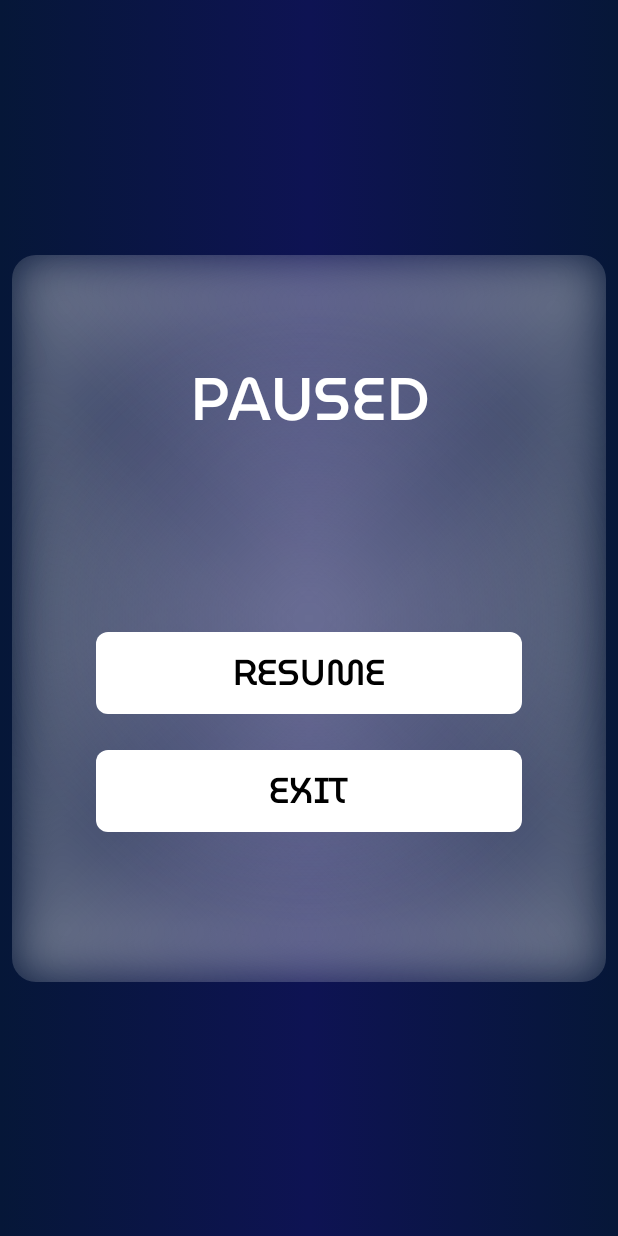
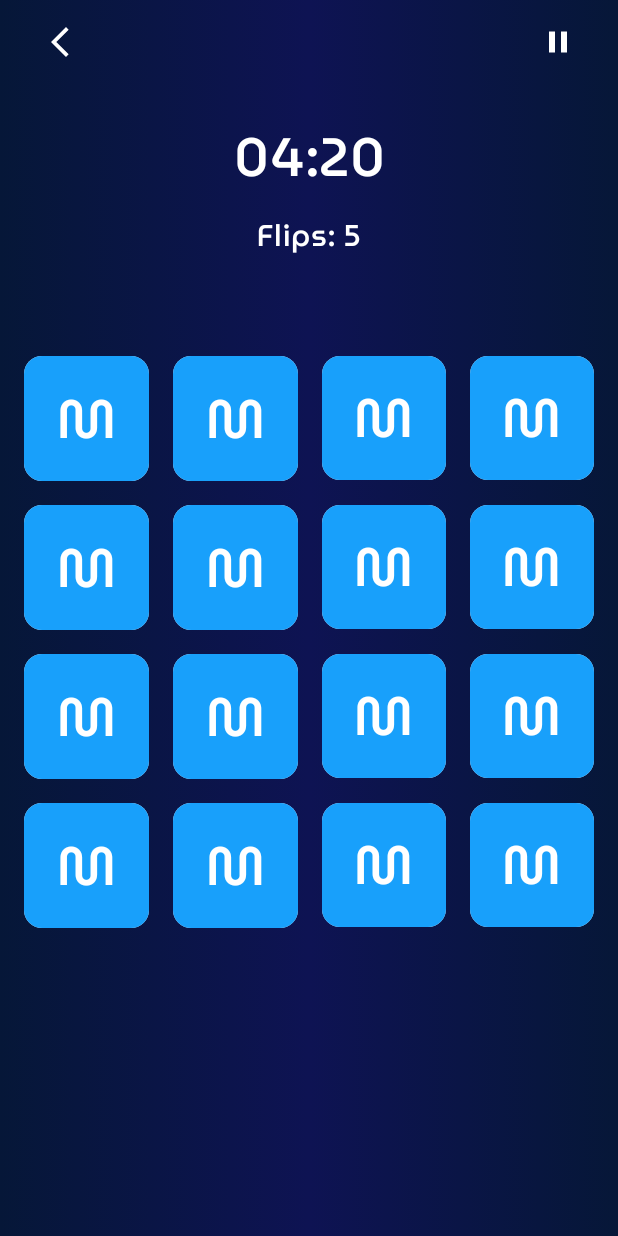
Before and after one commit to ssindher11/MemoryMatchup, an Android app built with Jetpack Compose: the screen it shows after launch (MainActivity), on a phone screen of 412 x 824 dp. Run offline under Robolectric (Android 15) with nearby library versions, the phone set to English and light mode, and no system bars; our stand-ins replace Dagger/Hilt's generated code, Timber.

Commit message:
Implement tiles grid

```diff
--- a/app/src/main/java/com/cutetech/memorymatchup/MainActivity.kt
+++ b/app/src/main/java/com/cutetech/memorymatchup/MainActivity.kt
@@ -5,7 +5,9 @@ import androidx.activity.ComponentActivity
 import androidx.activity.compose.setContent
 import com.cutetech.memorymatchup.presentation.game.GameScreen
 import com.cutetech.memorymatchup.ui.theme.MemoryMatchupTheme
+import dagger.hilt.android.AndroidEntryPoint
 
+@AndroidEntryPoint
 class MainActivity : ComponentActivity() {
     override fun onCreate(savedInstanceState: Bundle?) {
         super.onCreate(savedInstanceState)
--- a/app/src/main/java/com/cutetech/memorymatchup/data/repository/ContentRepositoryImpl.kt
+++ b/app/src/main/java/com/cutetech/memorymatchup/data/repository/ContentRepositoryImpl.kt
@@ -39,11 +39,11 @@ class ContentRepositoryImpl @Inject constructor() : ContentRepository {
 
     override suspend fun getTiles(numberOfTiles: Int): Flow<Resource<List<Tile>>> {
         require(numberOfTiles % 2 == 0) { "Number of tiles must be even" }
-        require(numberOfTiles <= tilesList.size) { "Number of tiles cannot be more than ${tilesList.size}" }
+        require(numberOfTiles / 2 <= tilesList.size) { "Number of tiles cannot be more than ${tilesList.size}" }
         return flow {
             emit(Resource.Loading(true))
-            val halfList = tilesList.shuffled().take(numberOfTiles)
-            val otherHalf = tilesList.shuffled()
+            val halfList = tilesList.shuffled().take(numberOfTiles / 2)
+            val otherHalf = halfList.shuffled()
             val combinedList = (halfList + otherHalf).shuffled()
             emit(Resource.Success(combinedList))
         }.flowOn(Dispatchers.IO)
--- /dev/null
+++ b/app/src/main/java/com/cutetech/memorymatchup/presentation/game/GameMode.kt
@@ -0,0 +1,7 @@
+package com.cutetech.memorymatchup.presentation.game
+
+enum class GameMode(val numberOfTiles: Int) {
+    EASY(16),
+    MEDIUM(24),
+    HARD(36),
+}
--- a/app/src/main/java/com/cutetech/memorymatchup/presentation/game/GameScreen.kt
+++ b/app/src/main/java/com/cutetech/memorymatchup/presentation/game/GameScreen.kt
@@ -1,67 +1,202 @@
 package com.cutetech.memorymatchup.presentation.game
 
+import androidx.compose.animation.AnimatedVisibility
+import androidx.compose.foundation.layout.Arrangement
 import androidx.compose.foundation.layout.Box
 import androidx.compose.foundation.layout.Column
+import androidx.compose.foundation.layout.PaddingValues
+import androidx.compose.foundation.layout.Row
 import androidx.compose.foundation.layout.fillMaxHeight
 import androidx.compose.foundation.layout.fillMaxSize
 import androidx.compose.foundation.layout.fillMaxWidth
+import androidx.compose.foundation.layout.height
 import androidx.compose.foundation.layout.padding
-import androidx.compose.foundation.layout.size
+import androidx.compose.foundation.lazy.grid.GridCells
+import androidx.compose.foundation.lazy.grid.LazyVerticalGrid
+import androidx.compose.material.icons.Icons
+import androidx.compose.material.icons.filled.ArrowBackIosNew
+import androidx.compose.material.icons.filled.Pause
+import androidx.compose.material3.Icon
+import androidx.compose.material3.IconButton
+import androidx.compose.material3.Text
 import androidx.compose.runtime.Composable
+import androidx.compose.runtime.LaunchedEffect
+import androidx.compose.runtime.collectAsState
 import androidx.compose.runtime.getValue
 import androidx.compose.runtime.mutableStateOf
 import androidx.compose.runtime.remember
 import androidx.compose.runtime.setValue
 import androidx.compose.ui.Alignment
 import androidx.compose.ui.Modifier
+import androidx.compose.ui.graphics.Color
+import androidx.compose.ui.res.stringResource
+import androidx.compose.ui.text.font.FontWeight
+import androidx.compose.ui.text.style.TextAlign
 import androidx.compose.ui.unit.dp
-import com.cutetech.memorymatchup.R.drawable
+import androidx.compose.ui.unit.sp
+import androidx.lifecycle.viewmodel.compose.viewModel
+import com.cutetech.memorymatchup.R.string
 import com.cutetech.memorymatchup.domain.model.Tile
 import com.cutetech.memorymatchup.presentation.BackgroundGradient
+import com.cutetech.memorymatchup.ui.theme.museoFontFamily
+import com.cutetech.memorymatchup.utils.ResourceStateRender
+import com.cutetech.memorymatchup.utils.isTablet
 
 @Composable
-fun GameScreen() {
+fun GameScreen(
+    gameMode: GameMode = GameMode.EASY
+) {
+    val gameViewModel: GameViewModel = viewModel()
+
+    LaunchedEffect(gameMode) {
+        gameViewModel.getTilesForGame(gameMode)
+    }
+    val tilesListState = gameViewModel.tilesState.collectAsState()
+    val nColumns = if (isTablet()) 6 else 4
+
     BackgroundGradient {
         Box(
             modifier = Modifier.fillMaxSize(),
             contentAlignment = Alignment.Center
         ) {
-            val isPaused by remember { mutableStateOf(true) }
 
             Column(Modifier.fillMaxSize()) {
+                AppBar(
+                    onBackPress = { /*TODO*/ },
+                    onPausePress = { gameViewModel.isGamePaused = true }
+                )
 
+                ResourceStateRender(
+                    state = tilesListState,
+                    onLoading = {
+                        LoadingBox(Modifier.fillMaxSize(0.9f))
+                    }
+                ) { tilesList ->
+                    Text(
+                        text = "04:20",
+                        fontFamily = museoFontFamily,
+                        textAlign = TextAlign.Center,
+                        color = Color.White,
+                        fontWeight = FontWeight.Medium,
+                        fontSize = 36.sp,
+                        modifier = Modifier
+                            .fillMaxWidth()
+                            .padding(top = 20.dp)
+                    )
+
+                    Text(
+                        text = "Flips: ${gameViewModel.flips}",
+                        fontFamily = museoFontFamily,
+                        textAlign = TextAlign.Center,
+                        color = Color.White,
+                        fontWeight = FontWeight.Medium,
+                        fontSize = 20.sp,
+                        modifier = Modifier
+                            .fillMaxWidth()
+                            .padding(top = 8.dp)
+                    )
+
+                    LazyVerticalGrid(
+                        columns = GridCells.Fixed(nColumns),
+                        modifier = Modifier
+                            .fillMaxSize()
+                            .padding(top = 64.dp),
+                        verticalArrangement = Arrangement.spacedBy(16.dp),
+                        horizontalArrangement = Arrangement.spacedBy(16.dp),
+                        contentPadding = PaddingValues(
+                            start = 16.dp,
+                            end = 16.dp,
+                            bottom = 16.dp
+                        )
+                    ) {
+                        items(tilesList.size) { index ->
+                            var cardFace by remember { mutableStateOf(CardFace.Front) }
+                            val tile = tilesList[index]
+                            val tileState = remember {
+                                TileState(
+                                    isRevealed = false,
+                                    tile = Tile(tile.name, tile.imageRes)
+                                )
+                            }
+
+                            ImageTile(
+                                cardFace = cardFace,
+                                onClick = { cardFace = cardFace.next },
+                                front = { FrontFace() },
+                                back = { BackFace(tileState = tileState) }
+                            )
+                        }
+                    }
+                }
             }
 
-            if (isPaused) {
+            AnimatedVisibility(visible = gameViewModel.isGamePaused) {
                 PauseBox(
                     modifier = Modifier
                         .padding(8.dp)
                         .fillMaxHeight(0.6f)
                         .fillMaxWidth(),
-                    onResume = {},
+                    onResume = {
+                        gameViewModel.isGamePaused = false
+                    },
                     onExit = {}
                 )
             }
         }
     }
 }
-/*
-var cardFace by remember { mutableStateOf(CardFace.Front) }
-val tileState = remember {
-    TileState(
-        isRevealed = false,
-        tile = Tile("dragon", drawable.dragon)
-    )
+
+@Composable
+private fun AppBar(
+    modifier: Modifier = Modifier,
+    onBackPress: () -> Unit,
+    onPausePress: () -> Unit,
+) {
+    Row(
+        modifier = modifier
+            .fillMaxWidth()
+            .height(56.dp),
+        horizontalArrangement = Arrangement.SpaceBetween,
+        verticalAlignment = Alignment.CenterVertically
+    ) {
+        IconButton(
+            onClick = onBackPress,
+            modifier = Modifier.padding(horizontal = 16.dp)
+        ) {
+            Icon(
+                imageVector = Icons.Default.ArrowBackIosNew,
+                contentDescription = "Back",
+                tint = Color.White,
+            )
+        }
+
+        IconButton(
+            onClick = onPausePress,
+            modifier = Modifier.padding(horizontal = 16.dp)
+        ) {
+            Icon(
+                imageVector = Icons.Default.Pause,
+                contentDescription = "Pause",
+                tint = Color.White,
+            )
+        }
+    }
 }
 
-ImageTile(
-    cardFace = cardFace,
-    onClick = { cardFace = cardFace.next },
-    modifier = Modifier.size(100.dp),
-    front = {
-        FrontFace()
-    },
-    back = {
-        BackFace(tileState = tileState)
+@Composable
+private fun LoadingBox(modifier: Modifier = Modifier) {
+    Box(
+        modifier = modifier.fillMaxWidth(),
+        contentAlignment = Alignment.Center
+    ) {
+        Text(
+            text = stringResource(id = string.loading),
+            fontFamily = museoFontFamily,
+            textAlign = TextAlign.Center,
+            color = Color.White,
+            fontWeight = FontWeight.Medium,
+            fontSize = 40.sp,
+            modifier = Modifier.fillMaxWidth()
+        )
     }
-)*/
+}
--- /dev/null
+++ b/app/src/main/java/com/cutetech/memorymatchup/presentation/game/GameViewModel.kt
@@ -0,0 +1,40 @@
+package com.cutetech.memorymatchup.presentation.game
+
+import androidx.compose.runtime.getValue
+import androidx.compose.runtime.mutableStateOf
+import androidx.compose.runtime.setValue
+import androidx.lifecycle.ViewModel
+import androidx.lifecycle.viewModelScope
+import com.cutetech.memorymatchup.domain.model.Tile
+import com.cutetech.memorymatchup.domain.repository.ContentRepository
+import com.cutetech.memorymatchup.utils.Resource
+import dagger.hilt.android.lifecycle.HiltViewModel
+import kotlinx.coroutines.flow.MutableStateFlow
+import kotlinx.coroutines.flow.StateFlow
+import kotlinx.coroutines.launch
+import javax.inject.Inject
+
+@HiltViewModel
+class GameViewModel @Inject constructor(
+    private val contentRepository: ContentRepository
+) : ViewModel() {
+
+    var isGamePaused by mutableStateOf(false)
+    var flips by mutableStateOf(5)
+
+    private val _tilesState = MutableStateFlow<Resource<List<Tile>>>(Resource.Loading(false))
+    val tilesState: StateFlow<Resource<List<Tile>>> = _tilesState
+
+    fun getTilesForGame(gameMode: GameMode) {
+        viewModelScope.launch {
+            _tilesState.value = Resource.Loading(isLoading = true)
+            contentRepository.getTiles(gameMode.numberOfTiles).collect {
+                when (it) {
+                    is Resource.Error -> _tilesState.value = Resource.Error(it.message)
+                    is Resource.Loading -> _tilesState.value = Resource.Loading(it.isLoading)
+                    is Resource.Success -> _tilesState.value = Resource.Success(it.data)
+                }
+            }
+        }
+    }
+}
--- a/app/src/main/java/com/cutetech/memorymatchup/presentation/game/PauseBox.kt
+++ b/app/src/main/java/com/cutetech/memorymatchup/presentation/game/PauseBox.kt
@@ -1,6 +1,5 @@
 package com.cutetech.memorymatchup.presentation.game
 
-import android.os.Build
 import androidx.compose.foundation.background
 import androidx.compose.foundation.clickable
 import androidx.compose.foundation.interaction.MutableInteractionSource
@@ -45,7 +44,7 @@ fun PauseBox(
     Box(
         modifier = modifier
             .clip(RoundedCornerShape(16.dp))
-            .background(if (Build.VERSION.SDK_INT >= Build.VERSION_CODES.S) Color.Transparent else AccentBlue)
+            .background(AccentBlue)
             .clickable(
                 interactionSource = remember { MutableInteractionSource() },
                 indication = null
@@ -56,7 +55,7 @@ fun PauseBox(
         Box(modifier = Modifier.fillMaxSize()) {
             Text(
                 text = stringResource(id = string.paused),
-                color = Color.White,
+                color = Color.Black,
                 fontSize = 40.sp,
                 fontWeight = FontWeight.Medium,
                 fontFamily = museoFontFamily,
@@ -133,7 +132,7 @@ private fun BlurredBox() {
             .blur(radius = 28.dp, edgeTreatment = BlurredEdgeTreatment.Unbounded)
             .background(
                 brush = LinearGradient(
-                    colors = listOf(Color(0x66FFFFFF), Color(0x00FFFFFF), Color(0x66FFFFFF)),
+                    colors = listOf(Color(0xFFFFFFFF), Color(0x00FFFFFF), Color(0xFFFFFFFF)),
                     angleInDegrees = 135f
                 )
             )
@@ -145,7 +144,7 @@ private fun BlurredBox() {
             .blur(radius = 28.dp, edgeTreatment = BlurredEdgeTreatment.Unbounded)
             .background(
                 brush = LinearGradient(
-                    colors = listOf(Color(0x66FFFFFF), Color(0x00FFFFFF), Color(0x66FFFFFF)),
+                    colors = listOf(Color(0xFFFFFFFF), Color(0x00FFFFFF), Color(0xFFFFFFFF)),
                     angleInDegrees = 45f
                 )
             )
@@ -156,7 +155,7 @@ private fun BlurredBox() {
             .fillMaxSize()
             .blur(radius = 28.dp, edgeTreatment = BlurredEdgeTreatment.Unbounded)
             .background(
-                brush = Brush.radialGradient(listOf(Color(0x66FFFFFF), Color(0x00FFFFFF)))
+                brush = Brush.radialGradient(listOf(Color(0xFFFFFFFF), Color(0x00FFFFFF)))
             )
     )
 }
--- a/app/src/main/java/com/cutetech/memorymatchup/ui/theme/Theme.kt
+++ b/app/src/main/java/com/cutetech/memorymatchup/ui/theme/Theme.kt
@@ -2,6 +2,8 @@ package com.cutetech.memorymatchup.ui.theme
 
 import android.app.Activity
 import android.os.Build
+import androidx.compose.foundation.ExperimentalFoundationApi
+import androidx.compose.foundation.LocalOverscrollConfiguration
 import androidx.compose.foundation.isSystemInDarkTheme
 import androidx.compose.material3.MaterialTheme
 import androidx.compose.material3.darkColorScheme
@@ -9,6 +11,7 @@ import androidx.compose.material3.dynamicDarkColorScheme
 import androidx.compose.material3.dynamicLightColorScheme
 import androidx.compose.material3.lightColorScheme
 import androidx.compose.runtime.Composable
+import androidx.compose.runtime.CompositionLocalProvider
 import androidx.compose.runtime.SideEffect
 import androidx.compose.ui.graphics.toArgb
 import androidx.compose.ui.platform.LocalContext
@@ -37,6 +40,7 @@ private val LightColorScheme = lightColorScheme(
     */
 )
 
+@OptIn(ExperimentalFoundationApi::class)
 @Composable
 fun MemoryMatchupTheme(
     darkTheme: Boolean = isSystemInDarkTheme(),
@@ -63,6 +67,10 @@ fun MemoryMatchupTheme(
     MaterialTheme(
         colorScheme = colorScheme,
         typography = Typography,
-        content = content
-    )
+    ) {
+        CompositionLocalProvider(
+            LocalOverscrollConfiguration provides null,
+            content = content
+        )
+    }
 }
--- a/app/src/main/java/com/cutetech/memorymatchup/utils/Resource.kt
+++ b/app/src/main/java/com/cutetech/memorymatchup/utils/Resource.kt
@@ -1,7 +1,72 @@
 package com.cutetech.memorymatchup.utils
+
+import android.content.Context
+import android.widget.Toast
+import androidx.activity.compose.LocalOnBackPressedDispatcherOwner
+import androidx.compose.foundation.layout.Box
+import androidx.compose.foundation.layout.fillMaxSize
+import androidx.compose.foundation.layout.size
+import androidx.compose.material3.CircularProgressIndicator
+import androidx.compose.material3.MaterialTheme
+import androidx.compose.runtime.Composable
+import androidx.compose.runtime.State
+import androidx.compose.ui.Alignment
+import androidx.compose.ui.Modifier
+import androidx.compose.ui.platform.LocalContext
+import androidx.compose.ui.unit.dp
+import androidx.compose.ui.zIndex
 
 sealed class Resource<T>(val data: T? = null, val message: String? = null) {
     class Success<T>(data: T?) : Resource<T>(data)
     class Loading<T>(val isLoading: Boolean = true) : Resource<T>()
     class Error<T>(message: String?, data: T? = null) : Resource<T>(data, message)
 }
+
+@Composable
+inline fun <T> ResourceStateRender(
+    state: State<Resource<T>>,
+    onError: @Composable ((String?) -> Unit) = { OnError(it ?: "Something went wrong") },
+    onLoading: @Composable (() -> Unit) = { OnLoading() },
+    onSuccess: @Composable (T) -> Unit,
+) {
+    when (val itemValue = state.value) {
+        is Resource.Success -> {
+            itemValue.data?.let {
+                onSuccess.invoke(it)
+            }
+        }
+        is Resource.Error -> onError.invoke(
+            itemValue.message
+        )
+        is Resource.Loading -> onLoading.invoke()
+    }
+}
+
+@Composable
+fun OnLoading(modifier: Modifier = Modifier) {
+    Box(
+        modifier = modifier
+            .fillMaxSize()
+            .zIndex(1f),
+        contentAlignment = Alignment.Center
+    ) {
+        CircularProgressIndicator(
+            modifier = Modifier.size(44.dp),
+            color = MaterialTheme.colorScheme.primary,
+        )
+    }
+}
+
+@Composable
+fun OnError(error: String, pressBack: Boolean = true) {
+    if (pressBack) {
+        val backDispatcher = LocalOnBackPressedDispatcherOwner.current
+        backDispatcher?.onBackPressedDispatcher?.onBackPressed()
+    }
+    val context = LocalContext.current
+    showToast(context, error)
+}
+
+fun showToast(context: Context, message: String) {
+    Toast.makeText(context, message, Toast.LENGTH_SHORT).show()
+}
--- /dev/null
+++ b/app/src/main/java/com/cutetech/memorymatchup/utils/Utils.kt
@@ -0,0 +1,15 @@
+package com.cutetech.memorymatchup.utils
+
+import android.content.Context
+import androidx.compose.runtime.Composable
+import androidx.compose.runtime.ReadOnlyComposable
+import androidx.compose.ui.platform.LocalContext
+import com.cutetech.memorymatchup.R.bool
+
+@ReadOnlyComposable
+@Composable
+fun isTablet(): Boolean = LocalContext.current.isLargeLandscapeDevice()
+
+fun Context.isLargeLandscapeDevice(): Boolean {
+    return resources?.getBoolean(bool.is_large_landscape_device) ?: false
+}
--- /dev/null
+++ b/app/src/main/res/values-sw720dp/bools.xml
@@ -0,0 +1,4 @@
+<?xml version="1.0" encoding="utf-8"?>
+<resources>
+    <bool name="is_large_landscape_device">true</bool>
+</resources>
--- /dev/null
+++ b/app/src/main/res/values/bools.xml
@@ -0,0 +1,4 @@
+<?xml version="1.0" encoding="utf-8"?>
+<resources>
+    <bool name="is_large_landscape_device">false</bool>
+</resources>
--- a/app/src/main/res/values/strings.xml
+++ b/app/src/main/res/values/strings.xml
@@ -3,4 +3,5 @@
     <string name="paused">PAUSED</string>
     <string name="resume">RESUME</string>
     <string name="exit">EXIT</string>
+    <string name="loading">Loading…</string>
 </resources>
```
